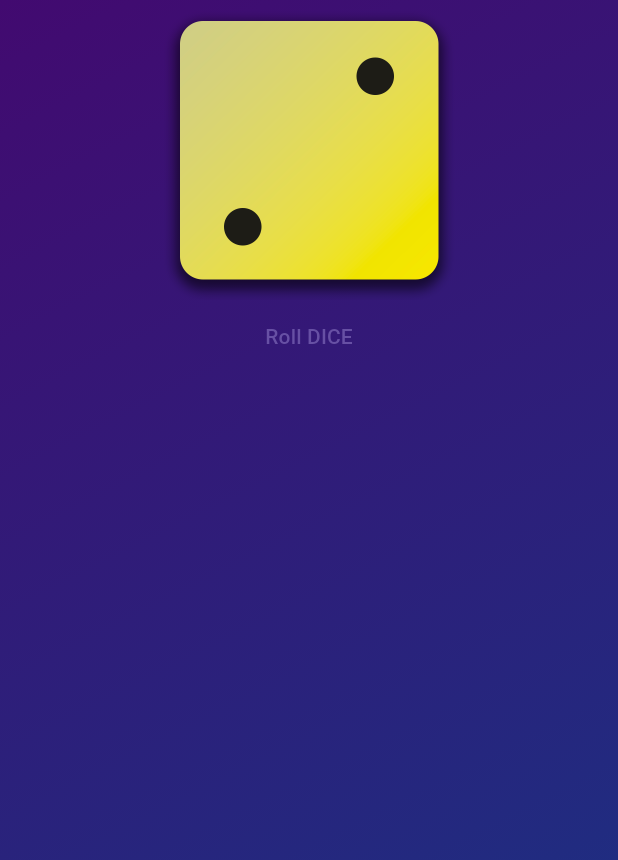
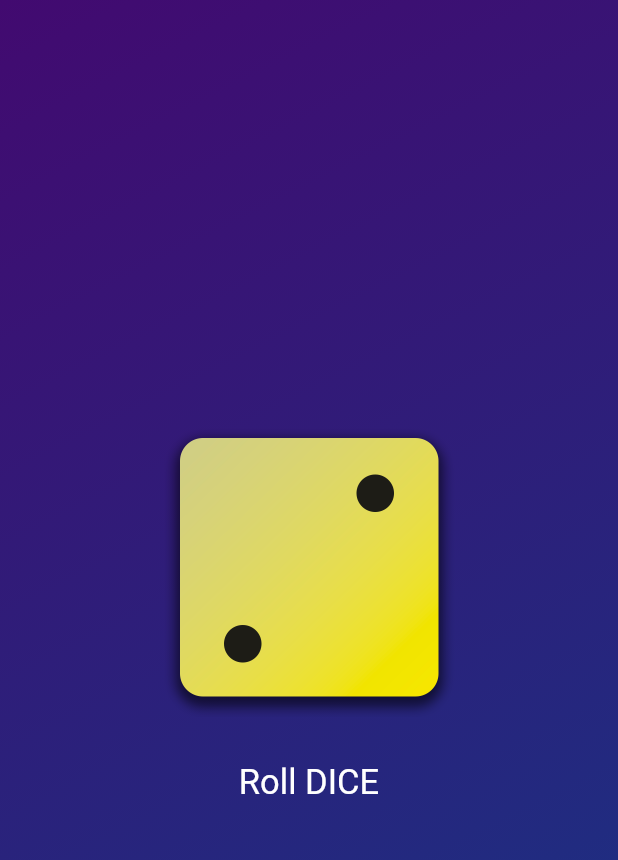
Before and after one commit to sam-kash/DiceRollGame, a Flutter app: the screen it shows after launch, after a tap on "Roll DICE", on a phone screen of 412 x 824 dp. Shown: the top 860 px of the screen. Run offline on Flutter 3.47's test engine with Material 3 defaults, Android fonts, the phone set to English and light mode, and no system bars.

Commit message:
add finctionality to the button that I added

```diff
--- a/lib/gradient_container.dart
+++ b/lib/gradient_container.dart
@@ -8,14 +8,17 @@ const endAlignment = Alignment
 // Another Method
 
 class GradientContainer extends StatelessWidget {
-  const GradientContainer(this.color1, this.color2,
+  GradientContainer(this.color1, this.color2,
       {super.key}); // Const unlocks your code to be optimizable
 
   final Color color1;
   final Color color2;
+  var activeDiceImage = 'assets/images/dice-2.png';
 
   void rolldice() {
-    // The body of this function
+    activeDiceImage = 'assets/images/dice-4.png';
+    print(
+        "Rolling it ..."); //We use it to see if the function is working or not, only the developer can actually see this
   }
 
   @override
@@ -33,14 +36,24 @@ class GradientContainer extends StatelessWidget {
         ),
       ),
       child: Center(
-          child: Column(children: [
+          child: Column(mainAxisSize: MainAxisSize.min, children: [
         Image.asset(
-          'assets/images/dice-2.png',
+          activeDiceImage,
           width: 200,
         ),
+        const SizedBox(
+            height:
+                20), //Its a widget that is creating a box of height 20 pixels between image and the button which is acting like a padding
+
         TextButton(
           onPressed:
               rolldice, // WE using this approach where we define a method or a function in the functino define area and then calling it by passing a pointer using function name
+          style: TextButton.styleFrom(
+              // padding: const EdgeInsets.only(
+              //   top: 20,
+              // ), //Showing a different approach, this one is perfectly fine tho
+              foregroundColor: Colors.white,
+              textStyle: const TextStyle(fontSize: 23)),
           child: const Text('Roll DICE'),
         )
       ]) // Image is a function , Can Define Multiple Constructor Function into Dart
--- a/lib/main.dart
+++ b/lib/main.dart
@@ -3,11 +3,11 @@ import 'package:first_app/gradient_container.dart';
 
 void main() {
   runApp(
-    const MaterialApp(
+    MaterialApp(
       home: Scaffold(
         //backgroundColor: Color.fromARGB(255, 88, 43, 210),
-        body: GradientContainer(
-            Color.fromARGB(255, 66, 10, 112), Color.fromARGB(255, 21, 55, 134)),
+        body: GradientContainer(const Color.fromARGB(255, 66, 10, 112),
+            const Color.fromARGB(255, 21, 55, 134)),
       ),
     ),
   ); //Blue Lines suggest that the code has potential to be optimized
```
Also changed, not shown: Screenshot_1707419596.png (added).
